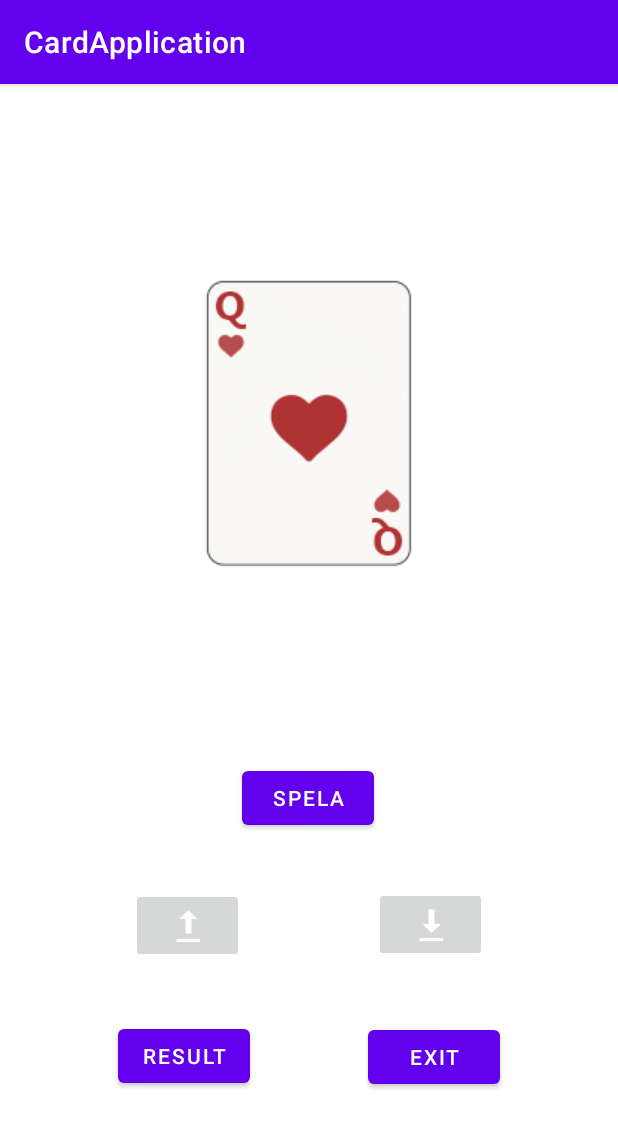
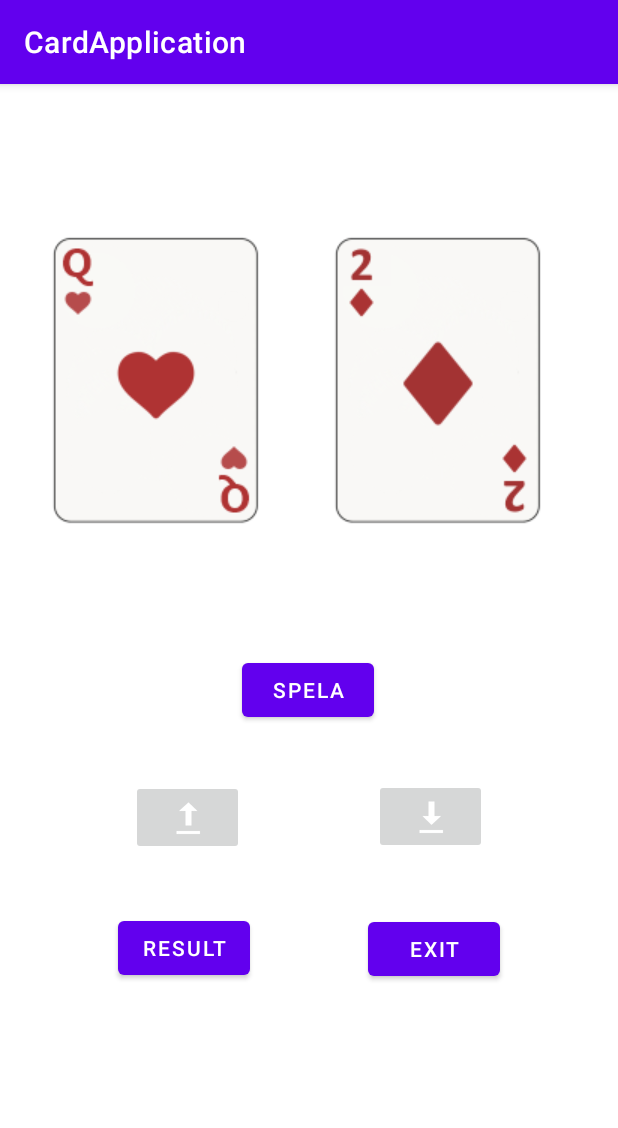
Before and after one commit to Chabbe76/cardApplication, an Android app: the screen it shows after launch (MainActivity), after a tap on an icon or button, on a phone screen of 412 x 824 dp. Shown: the top 1128 px of the screen. Run offline under Robolectric (Android 15) with nearby library versions, the phone set to English and light mode, and no system bars; 2 other taps on this screen came first.

Commit message:
6:e commit Cleaner code Working syntax and View (null löst)

```diff
--- a/app/src/main/java/com/example/cardapplication/MainActivity.kt
+++ b/app/src/main/java/com/example/cardapplication/MainActivity.kt
@@ -17,8 +17,9 @@ class MainActivity : AppCompatActivity() {
     lateinit var closeButton: Button
     lateinit var higherButton: ImageView
     lateinit var lowerButton: ImageView
-    var newCard: Card? = null
-    var randomCard: Card? = null
+    lateinit var imageNewCard: ImageView
+    var newCard: Card = Card("clubs two", 2, R.drawable.clubstwo)
+    var randomCard: Card = Card("clubs two", 2, R.drawable.clubstwo)
 
 
     override fun onCreate(savedInstanceState: Bundle?) {
@@ -132,16 +133,23 @@ class MainActivity : AppCompatActivity() {
     fun higher() {
 
         newCard = cards[(0 until cards.size).random()]
+        imageNewCard = findViewById(R.id.imageNewCard);
+        imageNewCard.setImageResource(newCard.image)
 
-        if (newCard?.value!! > randomCard!!.value) {
+        if (newCard.value > randomCard.value) {
             Log.d("!!!", "Det är större")
         } else (Log.d("!!!", "Du är mindre förlorat"))
+
     }
 
     fun lowerCard() {
 
         newCard = cards[(0 until cards.size).random()]
-        if (newCard?.value!! > randomCard!!.value) {
+        imageNewCard = findViewById(R.id.imageNewCard);
+        imageNewCard.setImageResource(newCard.image)
+        if (newCard.value < randomCard.value) {
+
+
             Log.d("!!!", "Det är mindre")
         } else {
             Log.d("!!!", "Det är mindre har förlorat")
--- a/app/src/main/res/layout/activity_main.xml
+++ b/app/src/main/res/layout/activity_main.xml
@@ -8,18 +8,34 @@
     tools:context=".MainActivity">
 
     <ImageView
-        android:id="@+id/imageView"
-        android:layout_width="300dp"
-        android:layout_height="300dp"
+        android:id="@+id/imageNewCard"
+        android:layout_width="164dp"
+        android:layout_height="213dp"
         android:layout_centerHorizontal="true"
         android:layout_centerVertical="true"
+        android:layout_marginStart="17dp"
+        android:layout_marginEnd="32dp"
         android:scaleType="centerInside"
         app:layout_constraintBottom_toBottomOf="parent"
         app:layout_constraintEnd_toEndOf="parent"
+        app:layout_constraintStart_toEndOf="@+id/imageView"
+        app:layout_constraintTop_toTopOf="parent"
+        app:layout_constraintVertical_bias="0.164" />
+
+    <ImageView
+        android:id="@+id/imageView"
+        android:layout_width="164dp"
+        android:layout_height="213dp"
+        android:layout_centerHorizontal="true"
+        android:layout_centerVertical="true"
+        android:layout_marginStart="16dp"
+        android:scaleType="centerInside"
+        app:layout_constraintBottom_toBottomOf="parent"
+        app:layout_constraintEnd_toStartOf="@+id/imageNewCard"
         app:layout_constraintHorizontal_bias="0.5"
         app:layout_constraintStart_toStartOf="parent"
         app:layout_constraintTop_toTopOf="parent"
-        app:layout_constraintVertical_bias="0.162" />
+        app:layout_constraintVertical_bias="0.164" />
 
     <Button
         android:id="@+id/button"
```
